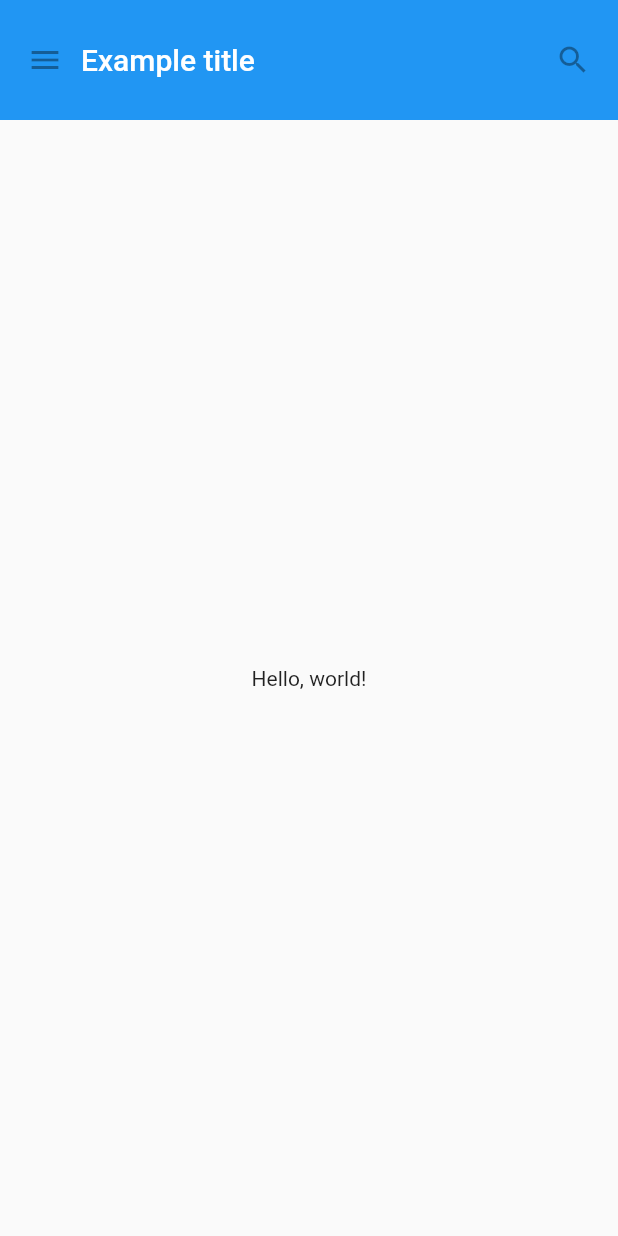
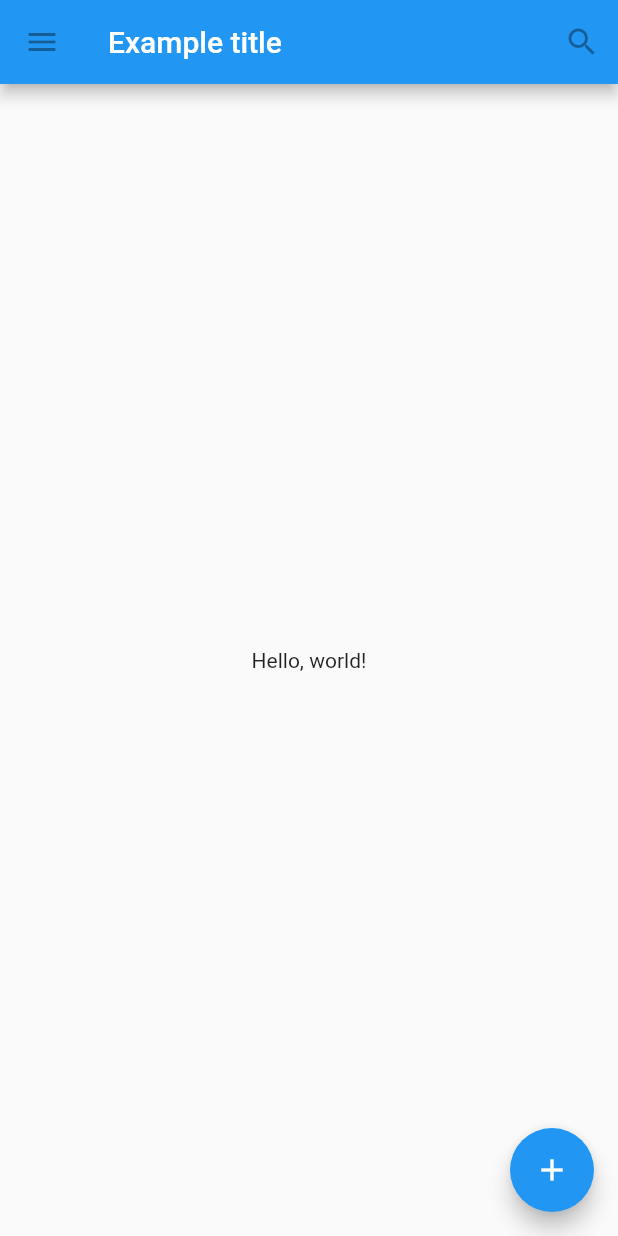
Before and after one commit to BennAjax/FlutterHub, a Flutter app: the screen it shows after launch, on a phone screen of 412 x 824 dp. Run offline on Flutter 3.47's test engine with Material 2 defaults, Android fonts, the phone set to English and light mode, and no system bars.

```diff
--- a/lib/main.dart
+++ b/lib/main.dart
@@ -1,32 +1,31 @@
 import 'package:flutter/material.dart';
 
-/// @class [MyAppBar] an app bar class which defines the appbar for the application
-class MyAppBar extends StatelessWidget {
-  MyAppBar({this.title});
+void main() => runApp(MyApp());
 
-  // Fields in a Widget subclass are always marked "final".
-
-  final Widget title;
-
+class MyApp extends StatelessWidget {
   @override
   Widget build(BuildContext context) {
-    return Container(
-      height:  80.0, // in logical pixels
-      padding: const EdgeInsets.symmetric(horizontal: 6.0),
-      decoration: BoxDecoration(color: Colors.blue[500]),
-      // Row is a horizontal, linear layout.
-      child: Row(
-        // <Widget> is the type of items in the list.
-        children: <Widget>[
-          IconButton(
-            icon: Icon(Icons.menu),
-            tooltip: 'Navigation menu',
-            onPressed: null, // null disables the button
-          ),
-          // Expanded expands its child to fill the available space.
-          Expanded(
-            child: title,
-          ),
+    return MaterialApp(
+      title: 'Flutter Tutorial',
+      home: TutorialHome(),
+    );
+  }
+
+}
+
+class TutorialHome extends StatelessWidget {
+  @override
+  Widget build(BuildContext context) {
+    // Scaffold is a layout for the major Material Components.
+    return Scaffold(
+      appBar: AppBar(
+        leading: IconButton(
+          icon: Icon(Icons.menu),
+          tooltip: 'Navigation menu',
+          onPressed: null,
+        ),
+        title: Text('Example title'),
+        actions: <Widget>[
           IconButton(
             icon: Icon(Icons.search),
             tooltip: 'Search',
@@ -34,38 +33,15 @@ class MyAppBar extends StatelessWidget {
           ),
         ],
       ),
-    );
-  }
-}
-
-class MyScaffold extends StatelessWidget {
-  @override
-  Widget build(BuildContext context) {
-    // Material is a conceptual piece of paper on which the UI appears.
-    return Material(
-      // Column is a vertical, linear layout.
-      child: Column(
-        children: <Widget>[
-          MyAppBar( // sets appbar as the first child of the scaffold
-            title: Text(
-              'Example title',
-              style: Theme.of(context).primaryTextTheme.headline6,
-            ),
-          ),
-          Expanded(
-            child: Center(
-              child: Text('Hello, world!'),
-            ),
-          ),
-        ],
+      // body is the majority of the screen.
+      body: Center(
+        child: Text('Hello, world!'),
+      ),
+      floatingActionButton: FloatingActionButton(
+        tooltip: 'Add', // used by assistive technologies
+        child: Icon(Icons.add),
+        onPressed: null,
       ),
     );
   }
 }
-
-void main() {
-  runApp(MaterialApp(
-    title: 'My app', // used by the OS task switcher
-    home: MyScaffold(),
-  ));
-}
```
Also changed, not shown: 1 other file.
